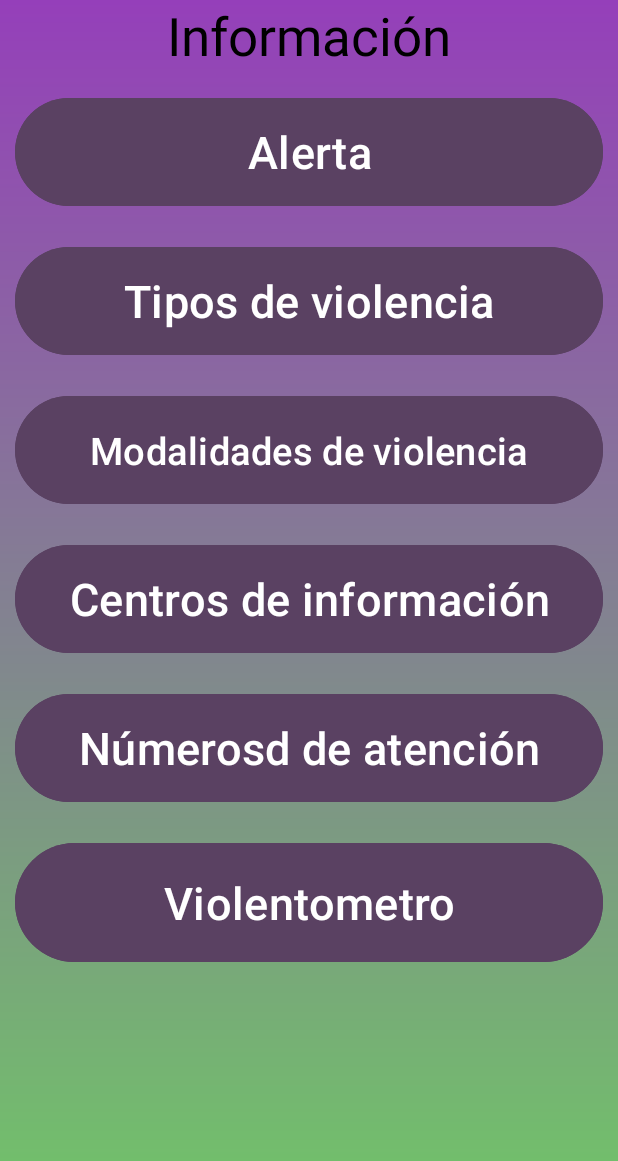
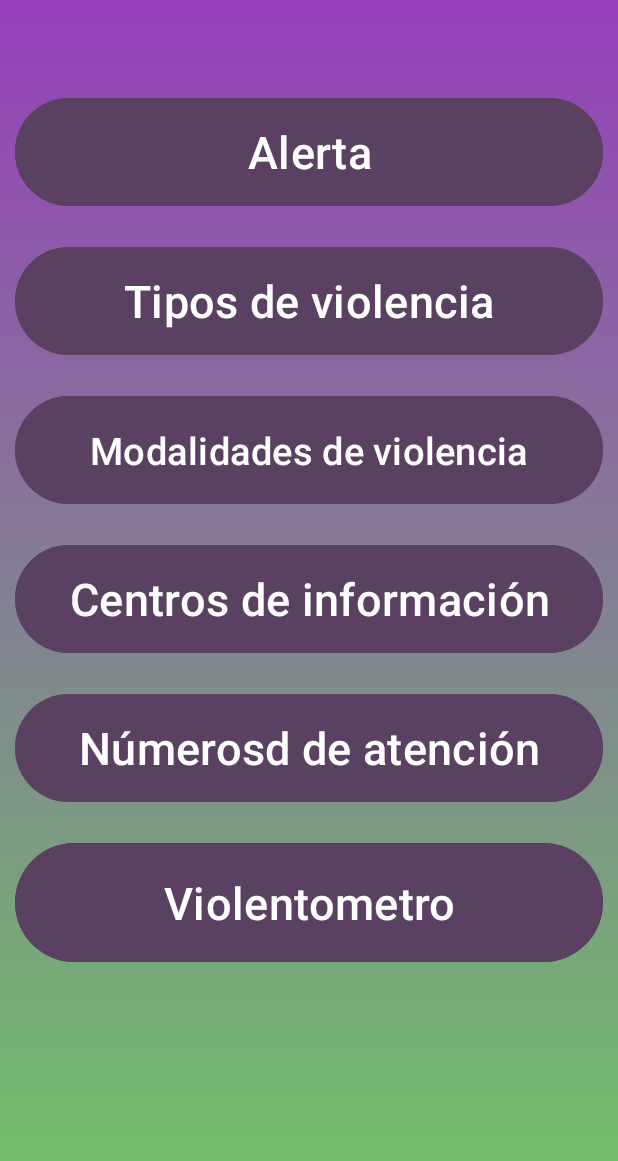
Before and after one commit to hassansabag81/AppProyectoFinal, an Android app: the fragment InformacionFragment shown on its own in the app's theme, on a phone screen of 412 x 824 dp. Shown: the top 1161 px of the screen. Run offline under Robolectric (Android 15) with nearby library versions, the phone set to English and light mode, and no system bars; Roboto replaces fonts that are not available here.

```diff
--- a/app/src/main/res/layout/fragment_informacion.xml
+++ b/app/src/main/res/layout/fragment_informacion.xml
@@ -5,14 +5,10 @@
     android:background="@drawable/login_background"
     android:orientation="vertical">
 
-    <TextView
-        android:id="@+id/textView4"
+    <View
+        android:id="@+id/view14"
         android:layout_width="match_parent"
-        android:layout_height="61dp"
-        android:text="Información"
-        android:textAlignment="center"
-        android:textColor="@color/black"
-        android:textSize="35sp" />
+        android:layout_height="61dp" />
 
     <Button
         android:id="@+id/alertaButton"
```
